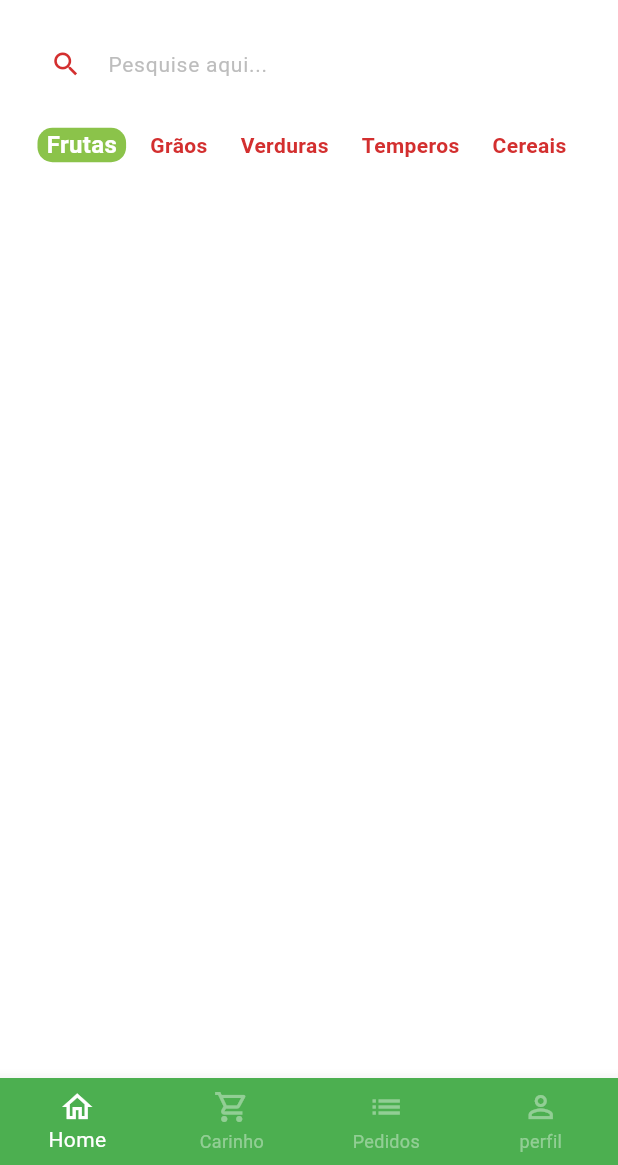
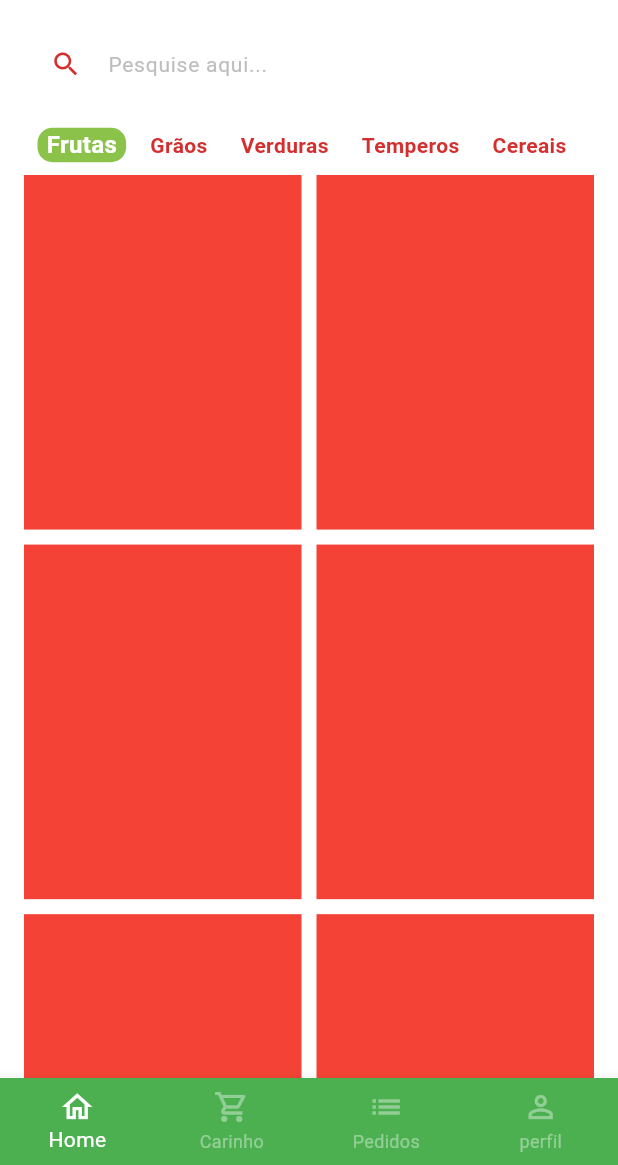
Before and after one commit to caioocardoso/QuitandaVirtual-Flutter, a Flutter app: the BaseScreen screen opened directly, on a phone screen of 412 x 824 dp, the part 71-1236 px from its top. Run offline on Flutter 3.47's test engine with Material 3 defaults, Android fonts, the phone set to English and light mode, and no system bars; our stand-ins replace animated_text_kit, mask_text_input_formatter.

Commit message:
Organização do projeto e criação dos mocks e Criação do grid para apresentação dos produtos

```diff
--- a/lib/main.dart
+++ b/lib/main.dart
@@ -1,5 +1,5 @@
 import 'package:flutter/material.dart';
-import 'package:greengrocer/src/auth/sign_in_screen.dart';
+import 'package:greengrocer/src/pages/auth/sign_in_screen.dart';
 
 void main() {
   runApp(const MyApp());
--- a/lib/src/auth/sign_in_screen.dart
+++ b/lib/src/pages/auth/sign_in_screen.dart
@@ -1,8 +1,8 @@
 import 'package:animated_text_kit/animated_text_kit.dart';
 import 'package:flutter/material.dart';
-import 'package:greengrocer/src/auth/components/custom_text_field.dart';
-import 'package:greengrocer/src/auth/sign_up_screen.dart';
-import 'package:greengrocer/src/base/base_screen.dart';
+import 'package:greengrocer/src/pages/auth/components/custom_text_field.dart';
+import 'package:greengrocer/src/pages/auth/sign_up_screen.dart';
+import 'package:greengrocer/src/pages/base/base_screen.dart';
 import 'package:greengrocer/src/config/custom_colors.dart';
 
 class SignInScreen extends StatelessWidget {
--- a/lib/src/auth/sign_up_screen.dart
+++ b/lib/src/pages/auth/sign_up_screen.dart
@@ -1,5 +1,5 @@
 import 'package:flutter/material.dart';
-import 'package:greengrocer/src/auth/components/custom_text_field.dart';
+import 'package:greengrocer/src/pages/auth/components/custom_text_field.dart';
 import 'package:greengrocer/src/config/custom_colors.dart';
 import 'package:mask_text_input_formatter/mask_text_input_formatter.dart';
 
--- a/lib/src/base/base_screen.dart
+++ b/lib/src/pages/base/base_screen.dart
@@ -1,5 +1,5 @@
 import 'package:flutter/material.dart';
-import 'package:greengrocer/src/home/home_tab.dart';
+import 'package:greengrocer/src/pages/home/home_tab.dart';
 
 class BaseScreen extends StatefulWidget {
   const BaseScreen({super.key});
@@ -19,7 +19,7 @@ class _BaseScreenState extends State<BaseScreen> {
         physics: const NeverScrollableScrollPhysics(),
         controller: pageController,
         children: [
-          HomeTab(),
+          const HomeTab(),
           Container(color: Colors.yellow),
           Container(color: Colors.blue),
           Container(color: Colors.purple),
--- a/lib/src/home/home_tab.dart
+++ b/lib/src/pages/home/home_tab.dart
@@ -1,23 +1,16 @@
 import 'package:flutter/material.dart';
 import 'package:greengrocer/src/config/custom_colors.dart';
-import 'package:greengrocer/src/home/components/category_tile.dart';
+import 'package:greengrocer/src/pages/home/components/category_tile.dart';
+import 'package:greengrocer/src/config/app_data.dart' as appData;
 
 class HomeTab extends StatefulWidget {
-  HomeTab({super.key});
+  const HomeTab({super.key});
 
   @override
   State<HomeTab> createState() => _HomeTabState();
 }
 
 class _HomeTabState extends State<HomeTab> {
-  List<String> categories = [
-    'Frutas',
-    'Grãos',
-    'Verduras',
-    'Temperos',
-    'Cereais',
-  ];
-
   String selectedCatergory = 'Frutas';
 
   @override
@@ -117,19 +110,37 @@ class _HomeTabState extends State<HomeTab> {
                 return CategoryTile(
                   onPressed: () {
                     setState(() {
-                      selectedCatergory = categories[index];
+                      selectedCatergory = appData.categories[index];
                     });
                   },
-                  category: categories[index],
-                  isSelected: categories[index] == selectedCatergory,
+                  category: appData.categories[index],
+                  isSelected: appData.categories[index] == selectedCatergory,
                 );
               },
               separatorBuilder: (_, index) => const SizedBox(width: 10),
-              itemCount: categories.length,
+              itemCount: appData.categories.length,
             ),
           ),
 
           // Grid
+          Expanded(
+            child: GridView.builder(
+              padding: const EdgeInsets.fromLTRB(16, 0, 16, 16),
+              physics: const BouncingScrollPhysics(),
+              gridDelegate: const SliverGridDelegateWithFixedCrossAxisCount(
+                crossAxisCount: 2,
+                mainAxisSpacing: 10,
+                crossAxisSpacing: 10,
+                childAspectRatio: 9 / 11.5,
+              ),
+              itemCount: appData.items.length,
+              itemBuilder: (_, index) {
+                return Container(
+                  color: Colors.red,
+                );
+              },
+            ),
+          ),
         ],
       ),
     );
--- a/pubspec.yaml
+++ b/pubspec.yaml
@@ -61,8 +61,8 @@ flutter:
   uses-material-design: true
 
   # To add assets to your application, add an assets section, like this:
-  # assets:
-  #   - images/a_dot_burr.jpeg
+  assets:
+    - assets/fruits/
   #   - images/a_dot_ham.jpeg
 
   # An image asset can refer to one or more resolution-specific "variants", see
```
Also changed, not shown: lib/src/config/app_data.dart (added, +73 -0 lines), lib/src/models/item_model.dart (added, +15 -0 lines), assets/fruits/apple.png (added), assets/fruits/grape.png (added), assets/fruits/guava.png (added), assets/fruits/kiwi.png (added), assets/fruits/mango.png (added), assets/fruits/papaya.png (added), lib/src/pages/auth/components/custom_text_field.dart (renamed from lib/src/auth/components/custom_text_field.dart), lib/src/pages/home/components/category_tile.dart (renamed from lib/src/home/components/category_tile.dart).
